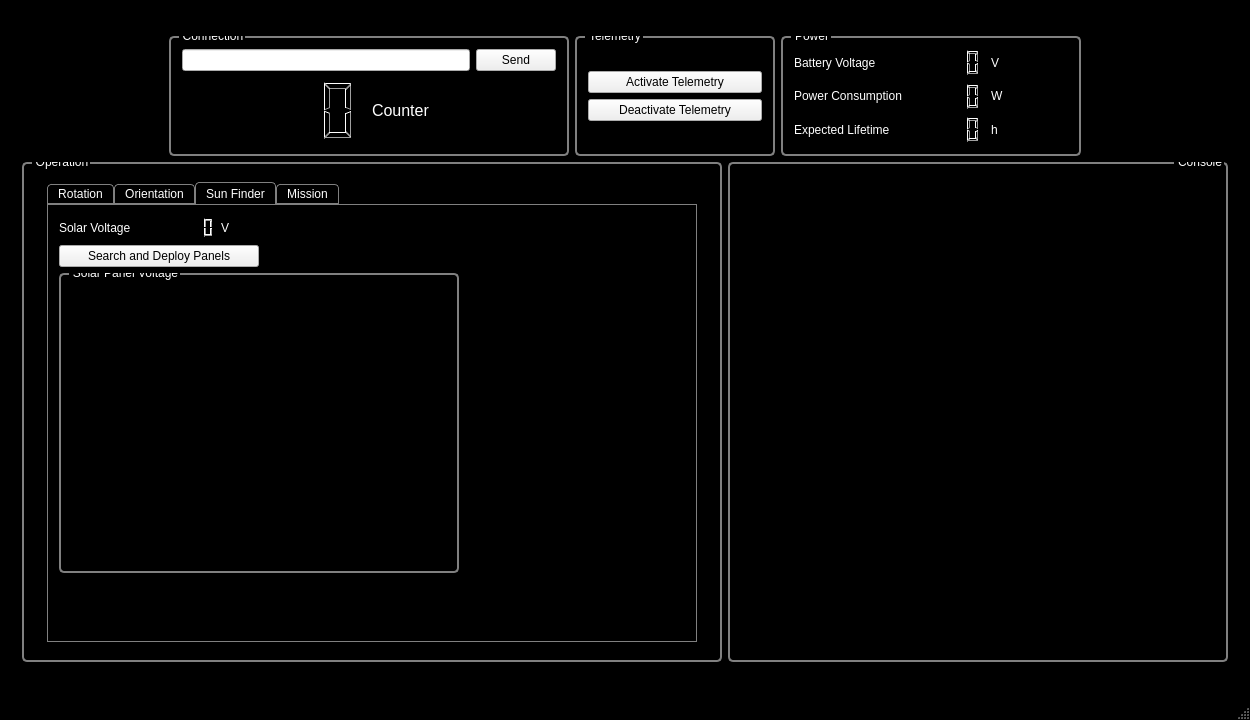
Qt form groundstation.ui (lxbader/frogstation) before a commit.
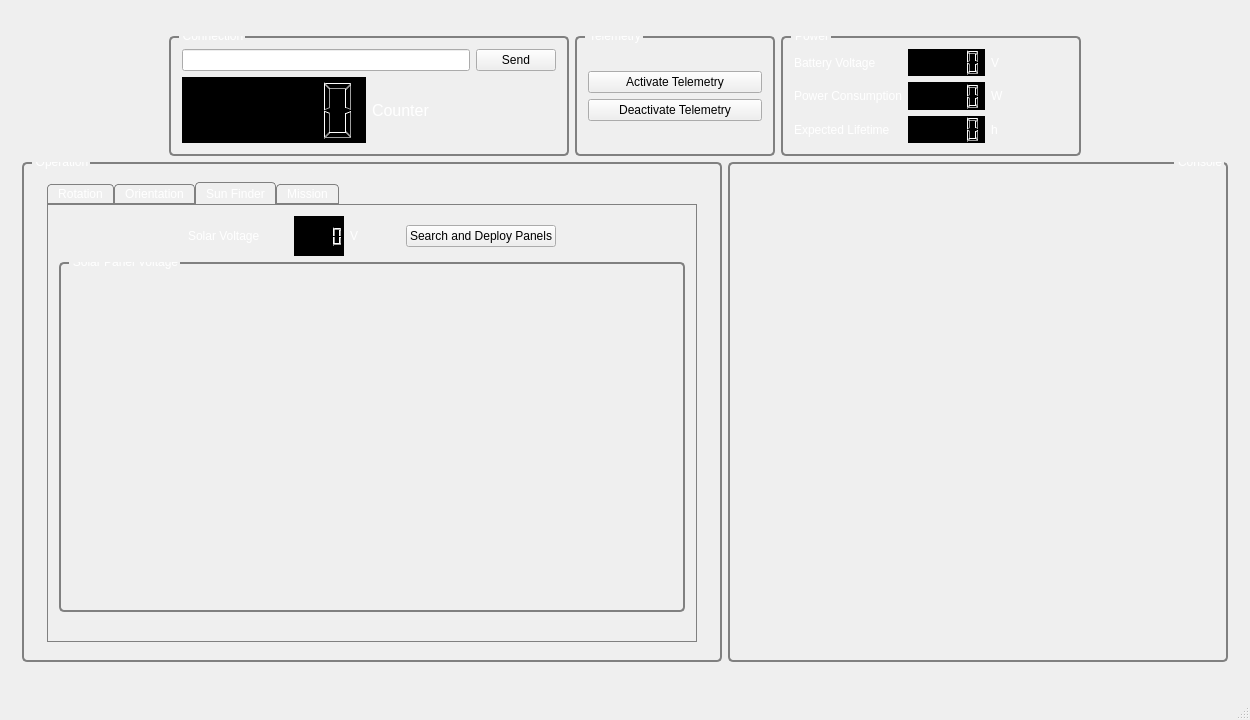
The same form after that commit. The open tabs and pages were chosen to show the change. Icons and pictures are not drawn. Custom widgets are drawn as their Qt base class.

```diff
--- a/groundstation.ui
+++ b/groundstation.ui
@@ -14,8 +14,8 @@
    <string>Space Frog</string>
   </property>
   <property name="styleSheet">
-   <string notr="true">QMainWindow{color: white; background: black}
-/*QMainWindow{border-image: url(../img/background_mandelbrot.jpg) 0 0 0 0 stretch stretch}*/
+   <string notr="true">/*QMainWindow{color: white; background: black}*/
+QMainWindow{border-image: url(../img/background_galaxy.jpg) 0 0 0 0 stretch stretch}
 
 QLabel{color: white}
 
@@ -25,6 +25,9 @@
 QGroupBox::title{color: white; font: bold; top:-7px; left: 10px; padding-left: 2px}
 QGroupBox#consoleBox::title{left: 446px}
 
+QGroupBox#compassBox{background-color: black}
+QGroupBox#debrisMapBox{background-color: black}
+
 QWidget#rotationVelocityWidget{background-color: gray}
 
 QTabWidget{background: transparent}
@@ -803,12 +806,12 @@
               <attribute name="title">
                <string>Sun Finder</string>
               </attribute>
-              <layout class="QVBoxLayout" name="verticalLayout_18">
+              <layout class="QHBoxLayout" name="horizontalLayout_11">
                <item>
                 <layout class="QVBoxLayout" name="verticalLayout_17">
                  <item>
                   <layout class="QGridLayout" name="gridLayout_7">
-                   <item row="0" column="0" alignment="Qt::AlignHCenter">
+                   <item row="0" column="1" alignment="Qt::AlignHCenter">
                     <widget class="QLabel" name="label_30">
                      <property name="minimumSize">
                       <size>
@@ -827,7 +830,7 @@
                      </property>
                     </widget>
                    </item>
-                   <item row="0" column="2" alignment="Qt::AlignHCenter">
+                   <item row="0" column="3" alignment="Qt::AlignHCenter">
                     <widget class="QLabel" name="label_28">
                      <property name="minimumSize">
                       <size>
@@ -846,12 +849,12 @@
                      </property>
                     </widget>
                    </item>
-                   <item row="0" column="1">
+                   <item row="0" column="2">
                     <widget class="QLCDNumber" name="solarLCD">
                      <property name="minimumSize">
                       <size>
                        <width>50</width>
-                       <height>0</height>
+                       <height>40</height>
                       </size>
                      </property>
                      <property name="maximumSize">
@@ -862,8 +865,8 @@
                      </property>
                     </widget>
                    </item>
-                   <item row="0" column="3">
-                    <spacer name="horizontalSpacer_3">
+                   <item row="0" column="0">
+                    <spacer name="horizontalSpacer_16">
                      <property name="orientation">
                       <enum>Qt::Horizontal</enum>
                      </property>
@@ -875,9 +878,7 @@
                      </property>
                     </spacer>
                    </item>
-                  </layout>
-                 </item>
-                 <item>
+                   <item row="0" column="4">
                   <widget class="QPushButton" name="sunFinderButton">
                    <property name="maximumSize">
                     <size>
@@ -890,18 +891,33 @@
                    </property>
                   </widget>
                  </item>
+                   <item row="0" column="5">
+                    <spacer name="horizontalSpacer_3">
+                     <property name="orientation">
+                      <enum>Qt::Horizontal</enum>
+                     </property>
+                     <property name="sizeHint" stdset="0">
+                      <size>
+                       <width>40</width>
+                       <height>20</height>
+                      </size>
+                     </property>
+                    </spacer>
+                   </item>
+                  </layout>
+                 </item>
                  <item>
                   <widget class="QGroupBox" name="solarPanelVoltageBox">
                    <property name="minimumSize">
                     <size>
                      <width>400</width>
-                     <height>300</height>
+                     <height>350</height>
                     </size>
                    </property>
                    <property name="maximumSize">
                     <size>
-                     <width>400</width>
-                     <height>300</height>
+                     <width>1000</width>
+                     <height>350</height>
                     </size>
                    </property>
                    <property name="title">
@@ -914,8 +930,6 @@
                    </layout>
                   </widget>
                  </item>
-                </layout>
-               </item>
                <item>
                 <spacer name="verticalSpacer_3">
                  <property name="orientation">
@@ -928,6 +942,8 @@
                   </size>
                  </property>
                 </spacer>
+                 </item>
+                </layout>
                </item>
               </layout>
              </widget>
```
Left out of the diff: 4 changed lines with no effect on the pictures. Lines whose indentation alone changed are shown as unchanged.
